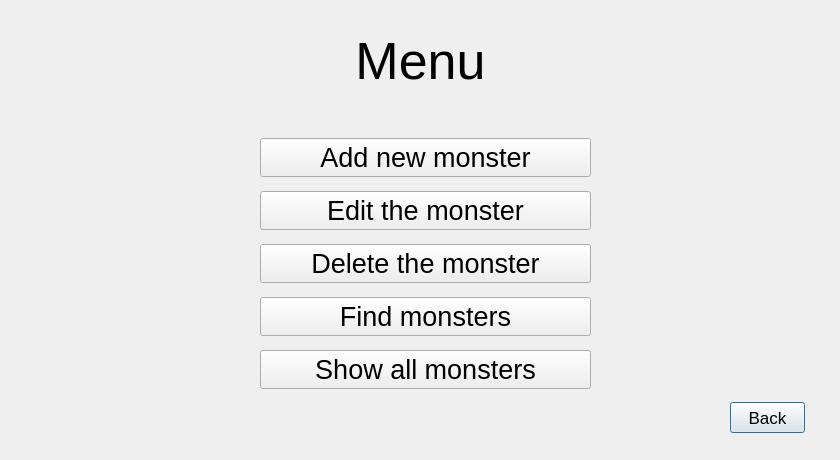
Megarekrut65/OOP-labs, file 2-sem/lab1a/lab1a-qt/interactivewindow.ui: the form before one commit.
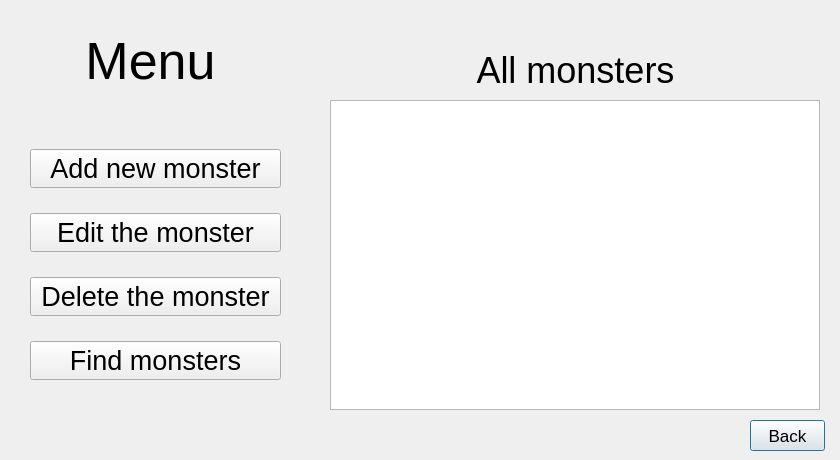
The form after the commit.

Commit message: Created window for adding monster

What changed in the file:
```diff
--- a/2-sem/lab1a/lab1a-qt/interactivewindow.ui
+++ b/2-sem/lab1a/lab1a-qt/interactivewindow.ui
@@ -30,7 +30,7 @@
     <rect>
      <x>0</x>
      <y>0</y>
-     <width>841</width>
+     <width>301</width>
      <height>121</height>
     </rect>
    </property>
@@ -49,8 +49,8 @@
   <widget class="QPushButton" name="pushButtonBack">
    <property name="geometry">
     <rect>
-     <x>730</x>
-     <y>402</y>
+     <x>750</x>
+     <y>420</y>
      <width>75</width>
      <height>31</height>
     </rect>
@@ -67,9 +67,9 @@
   <widget class="QWidget" name="verticalLayoutWidget">
    <property name="geometry">
     <rect>
-     <x>260</x>
+     <x>30</x>
      <y>130</y>
-     <width>331</width>
+     <width>251</width>
      <height>271</height>
     </rect>
    </property>
@@ -122,20 +122,51 @@
       </property>
      </widget>
     </item>
-    <item>
-     <widget class="QPushButton" name="pushButtonShow">
-      <property name="font">
-       <font>
-        <pointsize>20</pointsize>
-       </font>
-      </property>
-      <property name="text">
-       <string>Show all monsters</string>
-      </property>
-     </widget>
-    </item>
    </layout>
   </widget>
+  <widget class="QLabel" name="label_2">
+   <property name="geometry">
+    <rect>
+     <x>330</x>
+     <y>50</y>
+     <width>491</width>
+     <height>41</height>
+    </rect>
+   </property>
+   <property name="font">
+    <font>
+     <pointsize>27</pointsize>
+    </font>
+   </property>
+   <property name="text">
+    <string>All monsters</string>
+   </property>
+   <property name="alignment">
+    <set>Qt::AlignCenter</set>
+   </property>
+  </widget>
+  <widget class="QTableView" name="tableView">
+   <property name="geometry">
+    <rect>
+     <x>330</x>
+     <y>100</y>
+     <width>490</width>
+     <height>310</height>
+    </rect>
+   </property>
+   <property name="minimumSize">
+    <size>
+     <width>490</width>
+     <height>310</height>
+    </size>
+   </property>
+   <property name="maximumSize">
+    <size>
+     <width>490</width>
+     <height>310</height>
+    </size>
+   </property>
+  </widget>
  </widget>
  <resources/>
  <connections/>
```
The commit also changes 17 other files.
